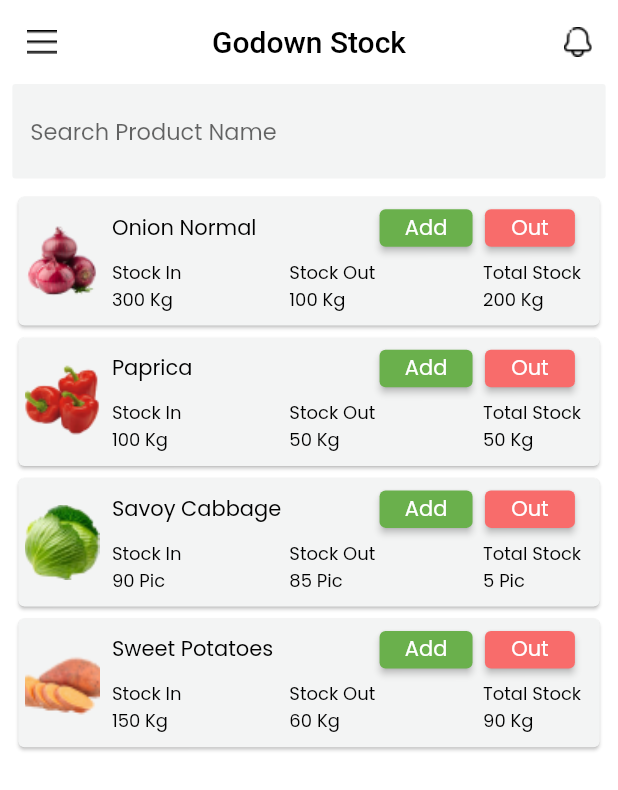
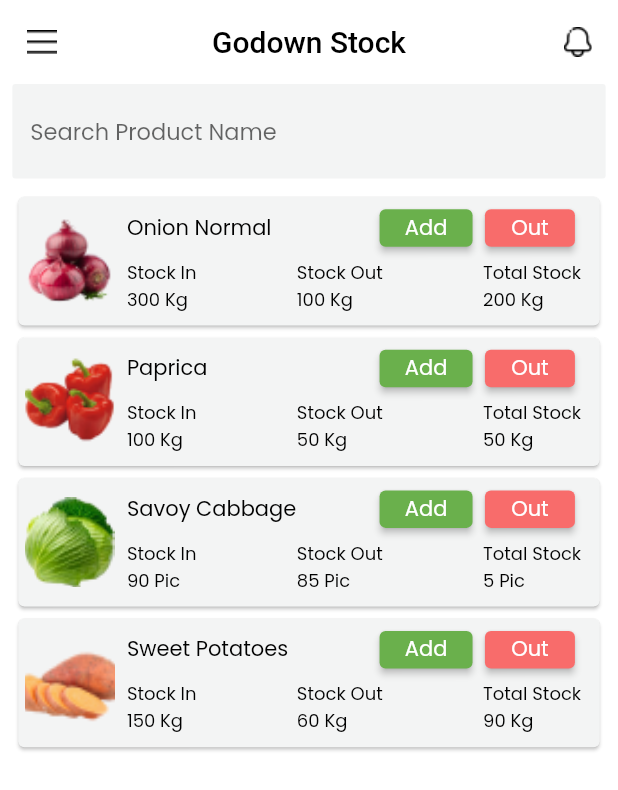
Before and after one commit to Neel-Paghadal/grocery_distributor, a Flutter app: the screen it shows after launch, on a phone screen of 412 x 824 dp. Shown: the top 790 px of the screen. Run offline on Flutter 3.47's test engine with Material 2 defaults, Android fonts, the phone set to English and light mode, and no system bars; our stand-ins replace flutter_svg, get.

Commit message:
add desgin godown stock

```diff
--- a/lib/ConstFile/constImage.dart
+++ b/lib/ConstFile/constImage.dart
@@ -1,6 +1,9 @@
 class ConstImage {
   static const String splash = 'assets/Icons/logo.svg';
   static const String login = 'assets/Images/login.svg';
-  static const String onion="assets/Images/onion.svg";
+  static const String onion = 'assets/Images/onion.png';
+  static const String paprica = 'assets/Images/paprica.png';
+  static const String cabbage = 'assets/Images/cabbage.png';
+  static const String sweet = 'assets/Images/sweet.png';
 
 }
--- a/lib/Screens/godown_stock.dart
+++ b/lib/Screens/godown_stock.dart
@@ -13,10 +13,7 @@ class GodownPage extends StatefulWidget{
 }
 class GodownPageState extends State<GodownPage>{
   List<String> productName=["Onion Normal","Paprica","Savoy Cabbage","Sweet Potatoes"];
-  List<String> productImage=["assets/Images/onion.png",
-                              "assets/Images/paprica.png",
-                              "assets/Images/cabbage.png",
-                                "assets/Images/sweet.png"];
+  List<String> productImage=[ConstImage.onion,ConstImage.paprica,ConstImage.cabbage,ConstImage.sweet];
   List<String> productstockin=["Stock In\n300 Kg","Stock In\n100 Kg","Stock In\n90 Pic","Stock In\n150 Kg"];
   List<String> productstockout=["Stock Out\n100 Kg","Stock Out\n50 Kg","Stock Out\n85 Pic","Stock Out\n60 Kg"];
   List<String> productstotalstock=["Total Stock\n200 Kg","Total Stock\n50 Kg","Total Stock\n5 Pic","Total Stock\n90 Kg"];
@@ -81,8 +78,8 @@ class GodownPageState extends State<GodownPage>{
                             children: [
                                 Image(image: AssetImage(productImage[index].toString()),
                                   fit: BoxFit.cover,
-                                  width:50,
-                                  height: 50,
+                                  width:60,
+                                  height: 60,
                                 ),
                               Expanded(
                                 child: Column(
```
